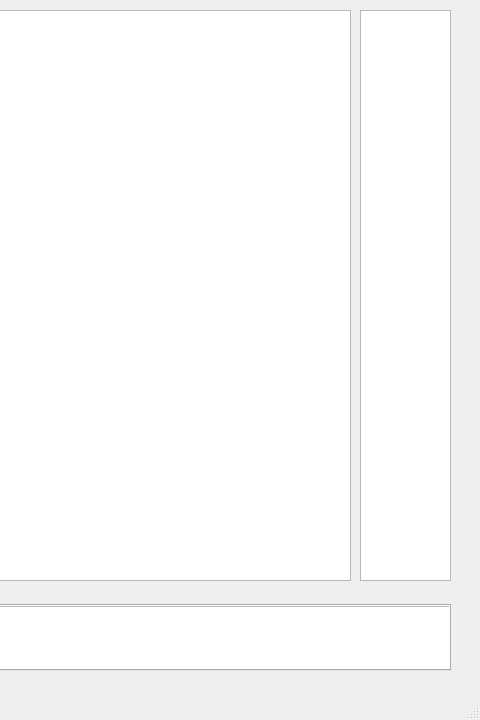
Above: editor/leveleditor.ui from SJAnton/jazz-jackrabbit-2 before the change; both pictures show x 600 to 1080 and y 0 to 720 of the 1080 by 720 pixel window. Below: the same form after it.
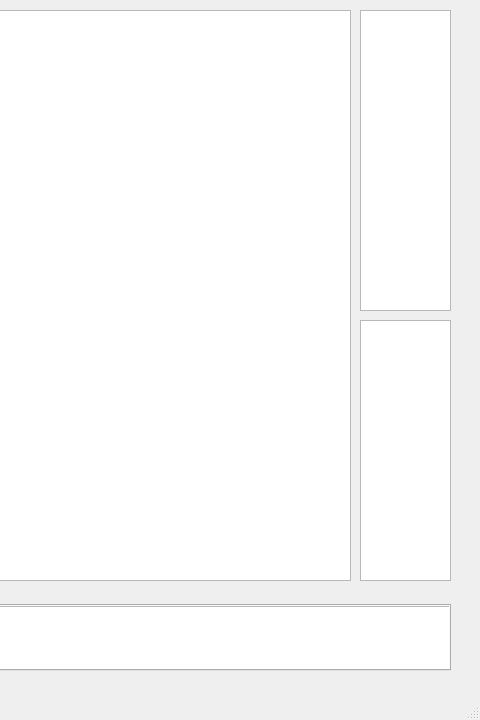
That is the form after the change. Custom widgets are drawn as their Qt base class.

What changed in the file:
```diff
--- a/editor/leveleditor.ui
+++ b/editor/leveleditor.ui
@@ -30,7 +30,7 @@
       <x>960</x>
       <y>10</y>
       <width>91</width>
-      <height>571</height>
+      <height>301</height>
      </rect>
     </property>
    </widget>
@@ -101,6 +101,16 @@
      </widget>
     </widget>
    </widget>
+   <widget class="QListWidget" name="fileList">
+    <property name="geometry">
+     <rect>
+      <x>960</x>
+      <y>320</y>
+      <width>91</width>
+      <height>261</height>
+     </rect>
+    </property>
+   </widget>
   </widget>
   <widget class="QMenuBar" name="menubar">
    <property name="geometry">
```
